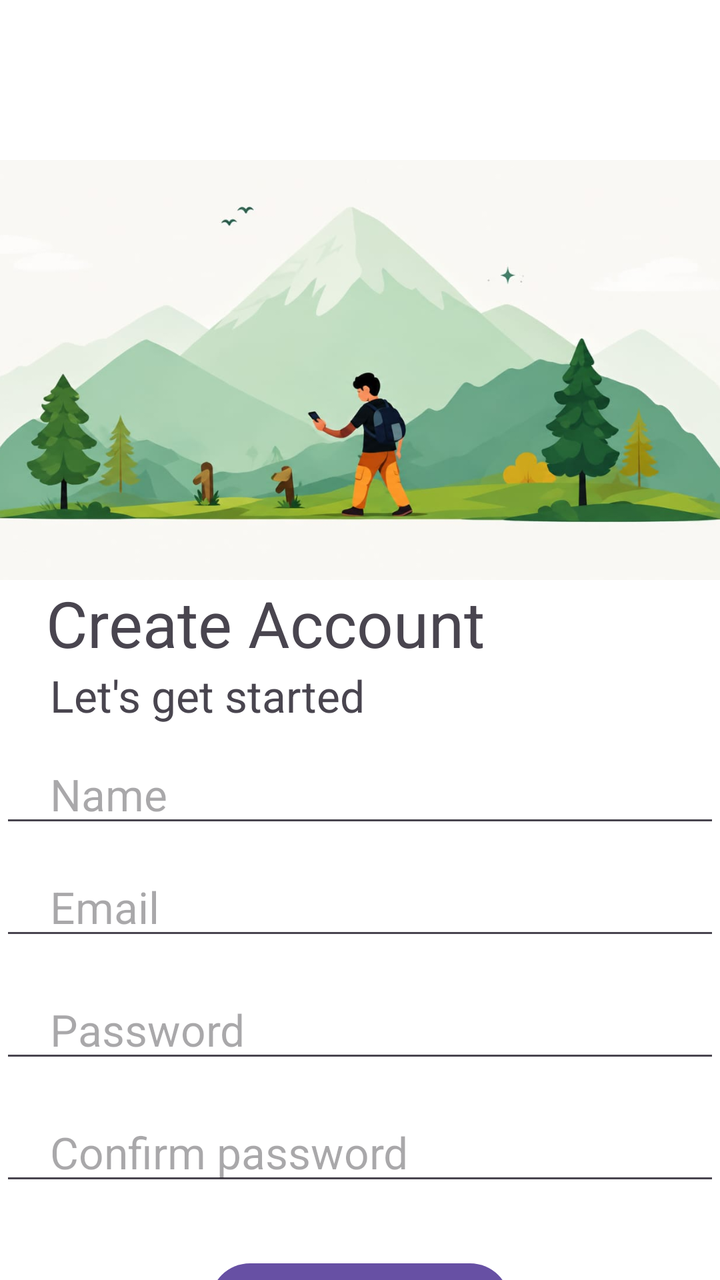
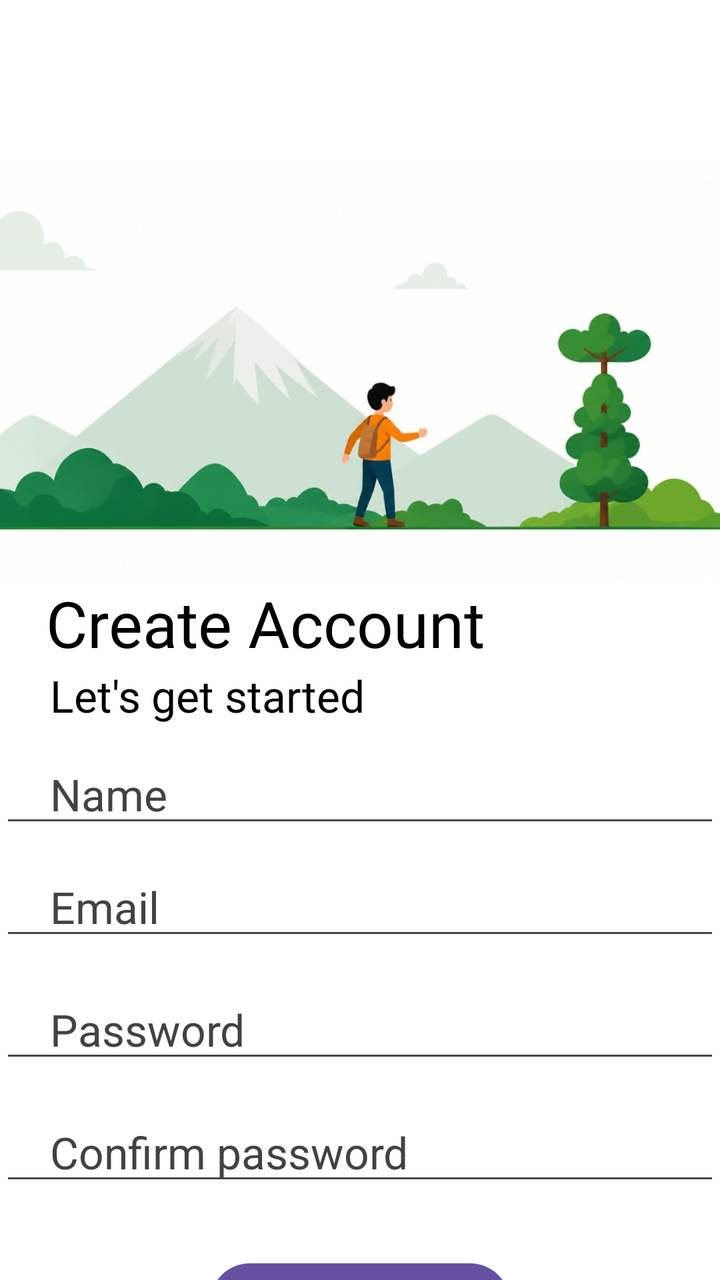

Two renders of the same Android screen: before a commit and after it. Below are the layout's source before the change and the commit's diff.
<!-- AndroidManifest.xml: application theme Theme.TrailSplit -->
<!-- res/layout/activity_signup.xml -->
<?xml version="1.0" encoding="utf-8"?>
<androidx.constraintlayout.widget.ConstraintLayout xmlns:android="http://schemas.android.com/apk/res/android"
    xmlns:app="http://schemas.android.com/apk/res-auto"
    xmlns:tools="http://schemas.android.com/tools"
    android:id="@+id/main"
    android:layout_width="match_parent"
    android:layout_height="match_parent"
    tools:context=".Signup"
    android:background="@color/white">

   <ImageView
       android:id="@+id/loginheader"
       android:layout_width="match_parent"
       android:layout_height="210dp"
       android:layout_marginTop="80dp"
       android:scaleType="centerCrop"
       android:src="@drawable/login"
       app:layout_constraintTop_toTopOf="parent"


       />

   <TextView
       android:id="@+id/welcome"
       android:layout_width="wrap_content"
       android:layout_height="wrap_content"
       android:text=" Create Account"
       android:textSize="32sp"
       app:layout_constraintTop_toBottomOf="@id/loginheader"
       app:layout_constraintStart_toStartOf="@id/loginheader"
       android:paddingLeft="15dp"
       />

   <TextView
       android:id="@+id/statement"
       android:layout_width="wrap_content"
       android:layout_height="wrap_content"
       android:text="Let's get started"
       android:textSize="22sp"
       android:paddingLeft="25dp"
       app:layout_constraintTop_toBottomOf="@id/welcome"
       app:layout_constraintStart_toStartOf="@id/welcome"


       />
   <EditText
       android:id="@+id/Name"
       android:layout_width="match_parent"
       android:layout_height="wrap_content"

       android:hint="Name"
      android:paddingStart="25dp"


       android:textSize="22sp"
       android:paddingTop="20dp"
       android:paddingLeft="15dp"
       app:layout_constraintTop_toBottomOf="@id/statement"
       app:layout_constraintStart_toStartOf="@id/statement"

       />
   <EditText
       android:id="@+id/email"
       android:layout_width="match_parent"
       android:layout_height="wrap_content"

       android:hint="Email"
       android:paddingStart="25dp"

       android:textSize="22sp"
       android:paddingTop="20dp"
       android:paddingLeft="15dp"
       app:layout_constraintTop_toBottomOf="@id/Name"
       app:layout_constraintStart_toStartOf="@id/Name"

       />

   <EditText
       android:id="@+id/password"
       android:layout_width="match_parent"
       android:layout_height="wrap_content"

       android:hint="Password"
       android:paddingStart="25dp"

       android:textSize="22sp"
       android:paddingTop="25dp"
       android:paddingLeft="15dp"
       app:layout_constraintTop_toBottomOf="@id/email"
       app:layout_constraintStart_toStartOf="@id/email"

       />
   <EditText
       android:id="@+id/confirm_password"
       android:layout_width="match_parent"
       android:layout_height="wrap_content"

       android:hint="Confirm password"
       android:paddingStart="25dp"

       android:textSize="22sp"
       android:paddingTop="25dp"
       android:paddingLeft="15dp"
       app:layout_constraintTop_toBottomOf="@id/password"
       app:layout_constraintStart_toStartOf="@id/password"

       />
   <Button
       android:id="@+id/btn"
       android:layout_width="150dp"
       android:layout_height="wrap_content"
       android:text="Sign Up"
       android:textSize="20sp"
       android:layout_marginTop="30dp"
       app:layout_constraintStart_toStartOf="@id/confirm_password"
       app:layout_constraintEnd_toEndOf="@id/confirm_password"

       app:layout_constraintTop_toBottomOf="@id/confirm_password"
       />

   <TextView
       android:id="@+id/account"
       android:layout_width="wrap_content"
       android:layout_height="wrap_content"
       android:text="Already have an account ? "
       android:textSize="16dp"
       android:paddingTop="20dp"
       app:layout_constraintTop_toBottomOf="@id/btn"
       android:paddingLeft="95dp"
       app:layout_constraintStart_toStartOf="parent"



       />
   <TextView
       android:id="@+id/signtolog"
       android:layout_width="wrap_content"
       android:layout_height="wrap_content"
       android:text="Login"
       android:textSize="18dp"
       app:layout_constraintStart_toEndOf="@id/account"
       app:layout_constraintTop_toBottomOf="@id/btn"
       android:paddingTop="20dp"
       android:paddingLeft="12dp"
       android:textColor="#2196F3"
       />

</androidx.constraintlayout.widget.ConstraintLayout>
<!-- resources referenced by this layout -->
<resources>
  <color name="white">#FFFFFFFF</color>
  <!-- drawable login: jpeg bitmap (drawable, 42846 bytes) -->
  <style name="Theme.TrailSplit" parent="Base.Theme.TrailSplit" />
  <style name="Base.Theme.TrailSplit" parent="Theme.Material3.DayNight.NoActionBar">
          
          
      </style>
</resources>

<!-- the commit's change to res/layout/activity_signup.xml (unified diff, before → after) -->
@@ -14,7 +14,7 @@
        android:layout_height="210dp"
        android:layout_marginTop="80dp"
        android:scaleType="centerCrop"
-       android:src="@drawable/login"
+       android:src="@drawable/signup"
        app:layout_constraintTop_toTopOf="parent"
 
 
@@ -25,6 +25,7 @@
        android:layout_width="wrap_content"
        android:layout_height="wrap_content"
        android:text=" Create Account"
+       android:textColor="@color/black"
        android:textSize="32sp"
        app:layout_constraintTop_toBottomOf="@id/loginheader"
        app:layout_constraintStart_toStartOf="@id/loginheader"
@@ -36,6 +37,7 @@
        android:layout_width="wrap_content"
        android:layout_height="wrap_content"
        android:text="Let's get started"
+       android:textColor="@color/black"
        android:textSize="22sp"
        android:paddingLeft="25dp"
        app:layout_constraintTop_toBottomOf="@id/welcome"
@@ -49,6 +51,7 @@
        android:layout_height="wrap_content"
 
        android:hint="Name"
+       android:textColorHint="@color/cardview_dark_background"
       android:paddingStart="25dp"
 
 
@@ -65,6 +68,7 @@
        android:layout_height="wrap_content"
 
        android:hint="Email"
+      android:textColorHint="@color/cardview_dark_background"
        android:paddingStart="25dp"
 
        android:textSize="22sp"
@@ -79,7 +83,7 @@
        android:id="@+id/password"
        android:layout_width="match_parent"
        android:layout_height="wrap_content"
-
+       android:textColorHint="@color/cardview_dark_background"
        android:hint="Password"
        android:paddingStart="25dp"
 
@@ -97,6 +101,7 @@
 
        android:hint="Confirm password"
        android:paddingStart="25dp"
+     android:textColorHint="@color/cardview_dark_background"
 
        android:textSize="22sp"
        android:paddingTop="25dp"
@@ -124,6 +129,7 @@
        android:layout_height="wrap_content"
        android:text="Already have an account ? "
        android:textSize="16dp"
+       android:textColor="@color/black"
        android:paddingTop="20dp"
        app:layout_constraintTop_toBottomOf="@id/btn"
        android:paddingLeft="95dp"
@@ -138,6 +144,7 @@
        android:layout_height="wrap_content"
        android:text="Login"
        android:textSize="18dp"
+
        app:layout_constraintStart_toEndOf="@id/account"
        app:layout_constraintTop_toBottomOf="@id/btn"
        android:paddingTop="20dp"
<!-- resource entries referenced after the edit -->
@@ -1,7 +1,8 @@
 <!-- resources referenced by this layout -->
 <resources>
+  <color name="black">#FF000000</color>
   <color name="white">#FFFFFFFF</color>
-  <!-- drawable login: jpeg bitmap (drawable, 42846 bytes) -->
+  <!-- drawable signup: jpeg bitmap (drawable, 34832 bytes) -->
   <style name="Theme.TrailSplit" parent="Base.Theme.TrailSplit" />
   <style name="Base.Theme.TrailSplit" parent="Theme.Material3.DayNight.NoActionBar">
           
